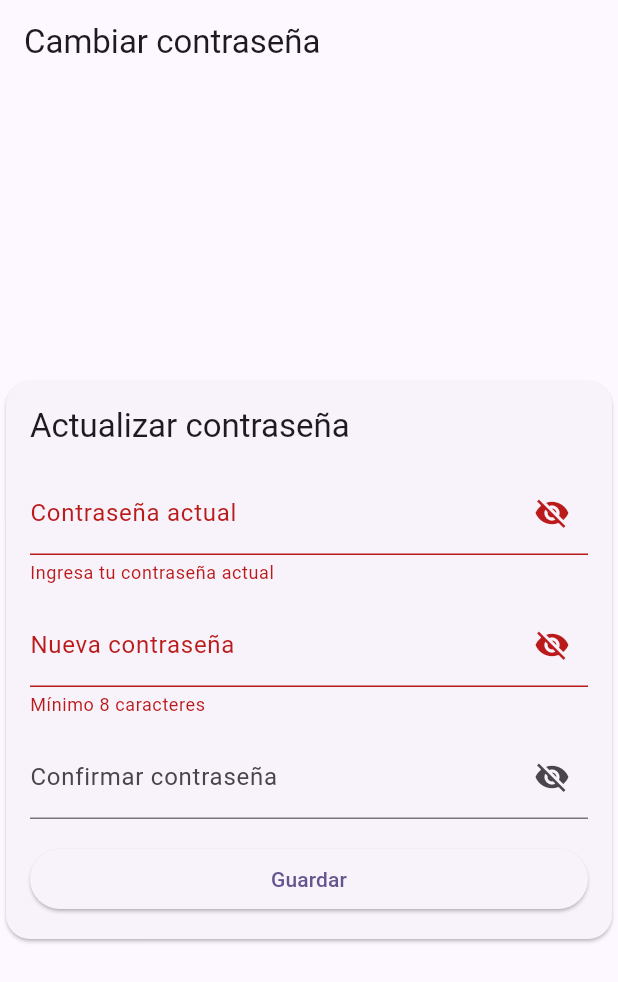
After one commit to danielmmerino/punto_venta_front, a Flutter app: the ChangePasswordPage screen opened by its route, after a tap on "Guardar", on a phone screen of 412 x 824 dp. The commit adds this screen. Shown: the top 982 px of the screen. Run offline on Flutter 3.47's test engine with Material 2 defaults, Android fonts, the light colour scheme and no system bars; our stand-ins replace dio, flutter_hooks, flutter_secure_storage, go_router, hooks_riverpod, shared_preferences; accounts and stored records are empty.

Commit message:
feat(auth): add logout and password change

```diff
--- a/lib/core/routing/app_router.dart
+++ b/lib/core/routing/app_router.dart
@@ -8,6 +8,7 @@ import '../../data/auth/auth_state.dart';
 import '../../data/subscription/subscription_repository.dart';
 import '../../features/_placeholders_/subscription_blocked_page.dart';
 import '../../features/auth/ui/login_page.dart';
+import '../../features/auth/ui/change_password_page.dart';
 import '../../features/dashboard/ui/dashboard_page.dart';
 import '../../features/_placeholders_/selector_local_page.dart';
 import '../../features/products/ui/products_page.dart';
@@ -45,6 +46,10 @@ final routerProvider = Provider<GoRouter>((ref) {
       GoRoute(
         path: '/login',
         builder: (context, state) => const LoginPage(),
+      ),
+      GoRoute(
+        path: '/change-password',
+        builder: (context, state) => const ChangePasswordPage(),
       ),
       GoRoute(
         path: '/dashboard',
--- /dev/null
+++ b/lib/features/auth/ui/change_password_page.dart
@@ -0,0 +1,172 @@
+import 'package:flutter/material.dart';
+import 'package:flutter_hooks/flutter_hooks.dart';
+import 'package:hooks_riverpod/hooks_riverpod.dart';
+
+import '../../../core/theme/app_colors.dart';
+import '../../../core/theme/app_spacing.dart';
+import '../../../core/theme/app_radius.dart';
+import '../controllers/change_password_controller.dart';
+
+class ChangePasswordPage extends HookConsumerWidget {
+  const ChangePasswordPage({super.key});
+
+  @override
+  Widget build(BuildContext context, WidgetRef ref) {
+    final spacing = Theme.of(context).extension<AppSpacing>()!;
+    final radius = Theme.of(context).extension<AppRadius>()!;
+    final colors = Theme.of(context).extension<AppColors>()!;
+    final formKey = useMemoized(() => GlobalKey<FormState>());
+    final currentController = useTextEditingController();
+    final newController = useTextEditingController();
+    final confirmController = useTextEditingController();
+    final obscureCurrent = useState(true);
+    final obscureNew = useState(true);
+    final obscureConfirm = useState(true);
+    final state = ref.watch(changePasswordControllerProvider);
+
+    return Scaffold(
+      appBar: AppBar(title: const Text('Cambiar contraseña')),
+      body: Center(
+        child: SingleChildScrollView(
+          child: ConstrainedBox(
+            constraints: const BoxConstraints(maxWidth: 420),
+            child: Card(
+              shape: RoundedRectangleBorder(
+                borderRadius: BorderRadius.circular(radius.lg),
+              ),
+              child: Padding(
+                padding: EdgeInsets.all(spacing.lg),
+                child: Form(
+                  key: formKey,
+                  child: Column(
+                    mainAxisSize: MainAxisSize.min,
+                    crossAxisAlignment: CrossAxisAlignment.stretch,
+                    children: [
+                      Text('Actualizar contraseña',
+                          style: Theme.of(context).textTheme.titleLarge),
+                      SizedBox(height: spacing.lg),
+                      if (state.error != null) ...[
+                        Container(
+                          padding: EdgeInsets.all(spacing.sm),
+                          decoration: BoxDecoration(
+                            color: colors.error,
+                            borderRadius: BorderRadius.circular(radius.sm),
+                          ),
+                          child: Text(
+                            state.error!,
+                            style: TextStyle(color: colors.n0),
+                          ),
+                        ),
+                        SizedBox(height: spacing.md),
+                      ],
+                      if (state.success) ...[
+                        Container(
+                          padding: EdgeInsets.all(spacing.sm),
+                          decoration: BoxDecoration(
+                            color: colors.success,
+                            borderRadius: BorderRadius.circular(radius.sm),
+                          ),
+                          child: Text(
+                            'Contraseña actualizada',
+                            style: TextStyle(color: colors.n0),
+                          ),
+                        ),
+                        SizedBox(height: spacing.md),
+                      ],
+                      TextFormField(
+                        controller: currentController,
+                        obscureText: obscureCurrent.value,
+                        enabled: !state.isLoading,
+                        decoration: InputDecoration(
+                          labelText: 'Contraseña actual',
+                          suffixIcon: IconButton(
+                            onPressed: () =>
+                                obscureCurrent.value = !obscureCurrent.value,
+                            icon: Icon(obscureCurrent.value
+                                ? Icons.visibility_off
+                                : Icons.visibility),
+                          ),
+                        ),
+                        validator: (v) => (v == null || v.isEmpty)
+                            ? 'Ingresa tu contraseña actual'
+                            : null,
+                      ),
+                      SizedBox(height: spacing.md),
+                      TextFormField(
+                        controller: newController,
+                        obscureText: obscureNew.value,
+                        enabled: !state.isLoading,
+                        decoration: InputDecoration(
+                          labelText: 'Nueva contraseña',
+                          suffixIcon: IconButton(
+                            onPressed: () =>
+                                obscureNew.value = !obscureNew.value,
+                            icon: Icon(obscureNew.value
+                                ? Icons.visibility_off
+                                : Icons.visibility),
+                          ),
+                        ),
+                        validator: (v) {
+                          final pass = v ?? '';
+                          if (pass.length < 8) {
+                            return 'Mínimo 8 caracteres';
+                          }
+                          return null;
+                        },
+                      ),
+                      SizedBox(height: spacing.md),
+                      TextFormField(
+                        controller: confirmController,
+                        obscureText: obscureConfirm.value,
+                        enabled: !state.isLoading,
+                        decoration: InputDecoration(
+                          labelText: 'Confirmar contraseña',
+                          suffixIcon: IconButton(
+                            onPressed: () => obscureConfirm.value =
+                                !obscureConfirm.value,
+                            icon: Icon(obscureConfirm.value
+                                ? Icons.visibility_off
+                                : Icons.visibility),
+                          ),
+                        ),
+                        validator: (v) {
+                          if (v != newController.text) {
+                            return 'Las contraseñas no coinciden';
+                          }
+                          return null;
+                        },
+                      ),
+                      SizedBox(height: spacing.lg),
+                      ElevatedButton(
+                        onPressed: state.isLoading
+                            ? null
+                            : () async {
+                                if (formKey.currentState!.validate()) {
+                                  await ref
+                                      .read(changePasswordControllerProvider
+                                          .notifier)
+                                      .submit(currentController.text,
+                                          newController.text);
+                                }
+                              },
+                        child: state.isLoading
+                            ? SizedBox(
+                                width: spacing.lg,
+                                height: spacing.lg,
+                                child: const CircularProgressIndicator(
+                                  strokeWidth: 2,
+                                ),
+                              )
+                            : const Text('Guardar'),
+                      ),
+                    ],
+                  ),
+                ),
+              ),
+            ),
+          ),
+        ),
+      ),
+    );
+  }
+}
```
Also changed, not shown: lib/core/ui/menu_drawer.dart (+22 -2 lines), lib/data/auth/auth_repository.dart (+11 -0 lines), lib/features/auth/controllers/change_password_controller.dart (added, +46 -0 lines).
